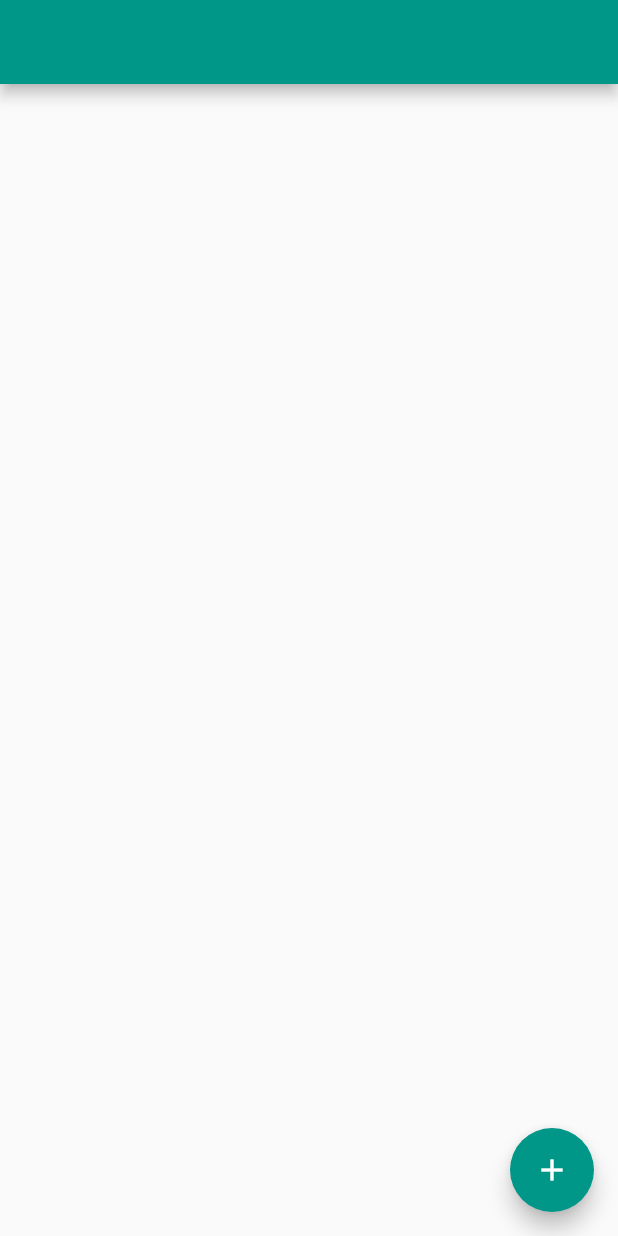
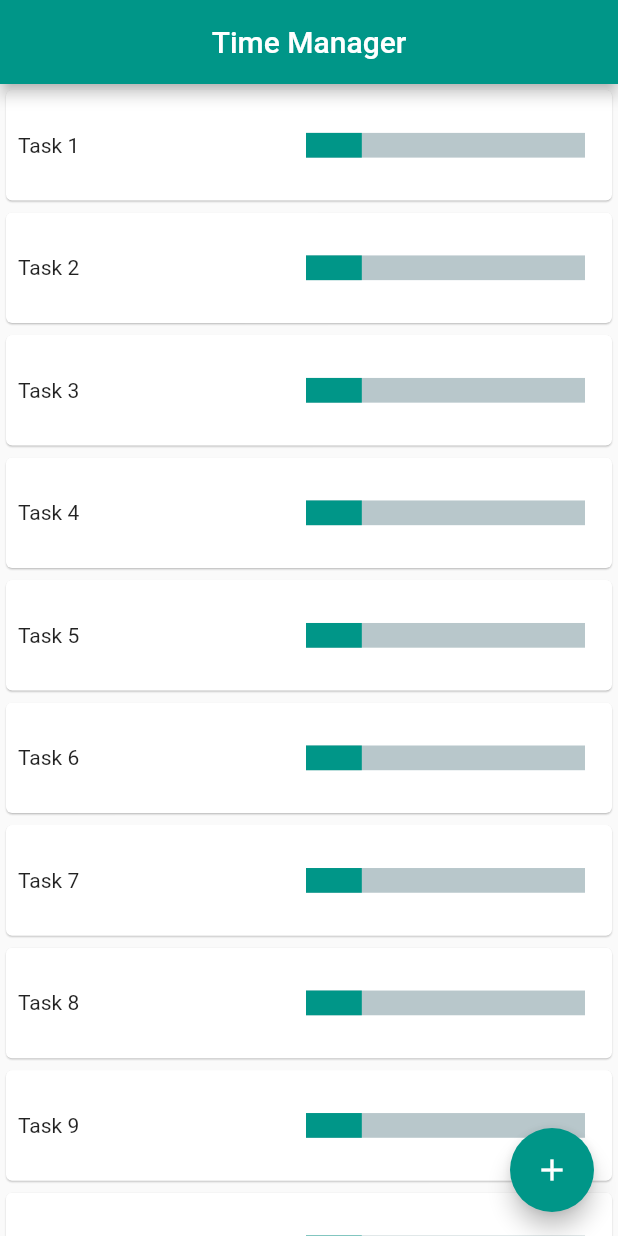
Before and after one commit to Harishwarrior/time_manager, a Flutter app: the screen it shows after launch, after a tap on the "add" icon, on a phone screen of 412 x 824 dp. Run offline on Flutter 3.47's test engine with Material 2 defaults, Android fonts, the light colour scheme and no system bars; drawn by our look-alikes of percent_indicator; our stand-ins replace bloc, equatable.

Commit message:
added mockup screen

```diff
--- a/lib/screens/home_view.dart
+++ b/lib/screens/home_view.dart
@@ -1,4 +1,6 @@
 import 'package:flutter/material.dart';
+import 'package:percent_indicator/linear_percent_indicator.dart';
+import 'package:time_manager/utils/media_query.dart';
 
 class HomeScreen extends StatefulWidget {
   @override
@@ -9,12 +11,43 @@ class _HomeScreenState extends State<HomeScreen> {
   @override
   Widget build(BuildContext context) {
     return Scaffold(
-      appBar: AppBar(),
-      floatingActionButton: FloatingActionButton(
-        onPressed: () {},
-        child: Icon(Icons.add),
-      ),
-      body: Container(),
-    );
+        appBar: AppBar(
+          centerTitle: true,
+          title: Text('Time Manager'),
+        ),
+        floatingActionButton: FloatingActionButton(
+          onPressed: () {},
+          child: Icon(Icons.add),
+        ),
+        body: Container(
+          child: ListView.builder(
+            itemCount: 100,
+            itemBuilder: (BuildContext context, int index) {
+              return CardView(context, index);
+            },
+          ),
+        ));
   }
 }
+
+Widget CardView(BuildContext context, int index) {
+  return Card(
+    child: Container(
+      margin: EdgeInsets.all(8.0),
+      height: displayHeight(context) * 0.07,
+      child: Row(
+        mainAxisAlignment: MainAxisAlignment.spaceBetween,
+        children: [
+          Text('Task ${index + 1}'),
+          LinearPercentIndicator(
+            width: displayWidth(context) * 0.5,
+            lineHeight: displayHeight(context) * 0.02,
+            percent: 0.2,
+            progressColor: Colors.teal,
+          ),
+        ],
+      ),
+    ),
+    elevation: 0.5,
+  );
+}
--- /dev/null
+++ b/lib/utils/media_query.dart
@@ -0,0 +1,13 @@
+import 'package:flutter/material.dart';
+
+Size displaySize(BuildContext context) {
+  return MediaQuery.of(context).size;
+}
+
+double displayHeight(BuildContext context) {
+  return displaySize(context).height;
+}
+
+double displayWidth(BuildContext context) {
+  return displaySize(context).width;
+}
--- a/pubspec.yaml
+++ b/pubspec.yaml
@@ -30,6 +30,7 @@ dependencies:
   cupertino_icons: ^1.0.2
   bloc: ^7.0.0
   equatable: ^2.0.0
+  percent_indicator: "^2.1.7+2"
 
 dev_dependencies:
   flutter_test:
```
Also changed, not shown: pubspec.lock.
